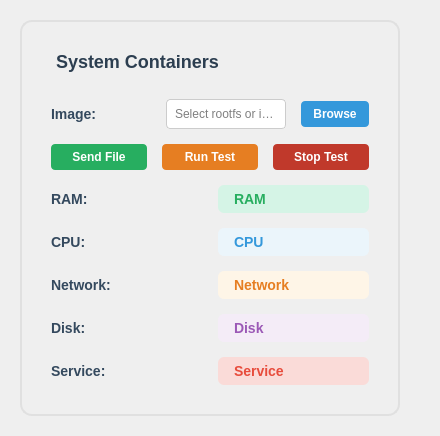
Old version of the form frontend/tabs/tab_sandbox.ui in the repository HoangGiap1804/Firewall-Application.
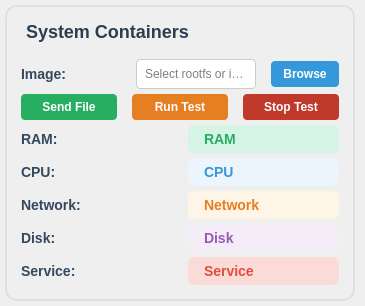
New version of the form.

Diff of the .ui file:
```diff
--- a/frontend/tabs/tab_sandbox.ui
+++ b/frontend/tabs/tab_sandbox.ui
@@ -5,21 +5,54 @@
   <attribute name="title">
    <string>Sandbox</string>
   </attribute>
+  <layout class="QVBoxLayout" name="verticalLayoutMain">
+   <property name="spacing">
+    <number>0</number>
+   </property>
+   <property name="leftMargin">
+    <number>0</number>
+   </property>
+   <property name="topMargin">
+    <number>0</number>
+   </property>
+   <property name="rightMargin">
+    <number>0</number>
+   </property>
+   <property name="bottomMargin">
+    <number>0</number>
+   </property>
+   <item>
+    <widget class="QScrollArea" name="scrollArea">
+     <property name="widgetResizable">
+      <bool>true</bool>
+     </property>
+     <property name="frameShape">
+      <enum>QFrame::NoFrame</enum>
+     </property>
+     <widget class="QWidget" name="scrollAreaWidgetContents">
+      <property name="geometry">
+       <rect>
+        <x>0</x>
+        <y>0</y>
+        <width>752</width>
+        <height>550</height>
+       </rect>
+      </property>
   <layout class="QHBoxLayout" name="horizontalLayout_sandbox">
    <property name="spacing">
-    <number>20</number>
+        <number>5</number>
    </property>
    <property name="leftMargin">
-    <number>20</number>
+        <number>5</number>
    </property>
    <property name="topMargin">
-    <number>20</number>
+        <number>5</number>
    </property>
    <property name="rightMargin">
-    <number>20</number>
+        <number>5</number>
    </property>
    <property name="bottomMargin">
-    <number>20</number>
+        <number>5</number>
    </property>
    <item>
     <widget class="QFrame" name="frameSystemContainers">
@@ -29,7 +62,7 @@
     border-radius: 12px;
     background: qlineargradient(x1:0, y1:0, x2:0, y2:1,
         stop:0 #ffffff, stop:1 #f8f9fa);
-    padding: 20px;
+    padding: 5px;
 }
 </string>
      </property>
@@ -41,7 +74,7 @@
      </property>
      <layout class="QVBoxLayout" name="verticalLayout_5">
       <property name="spacing">
-       <number>15</number>
+           <number>5</number>
       </property>
       <item>
        <widget class="QLabel" name="label_3">
@@ -407,6 +440,10 @@
      <property name="frameShadow">
       <enum>QFrame::Raised</enum>
      </property>
+        </widget>
+       </item>
+      </layout>
+     </widget>
     </widget>
    </item>
   </layout>
```
Lines whose indentation alone changed are shown as unchanged.
